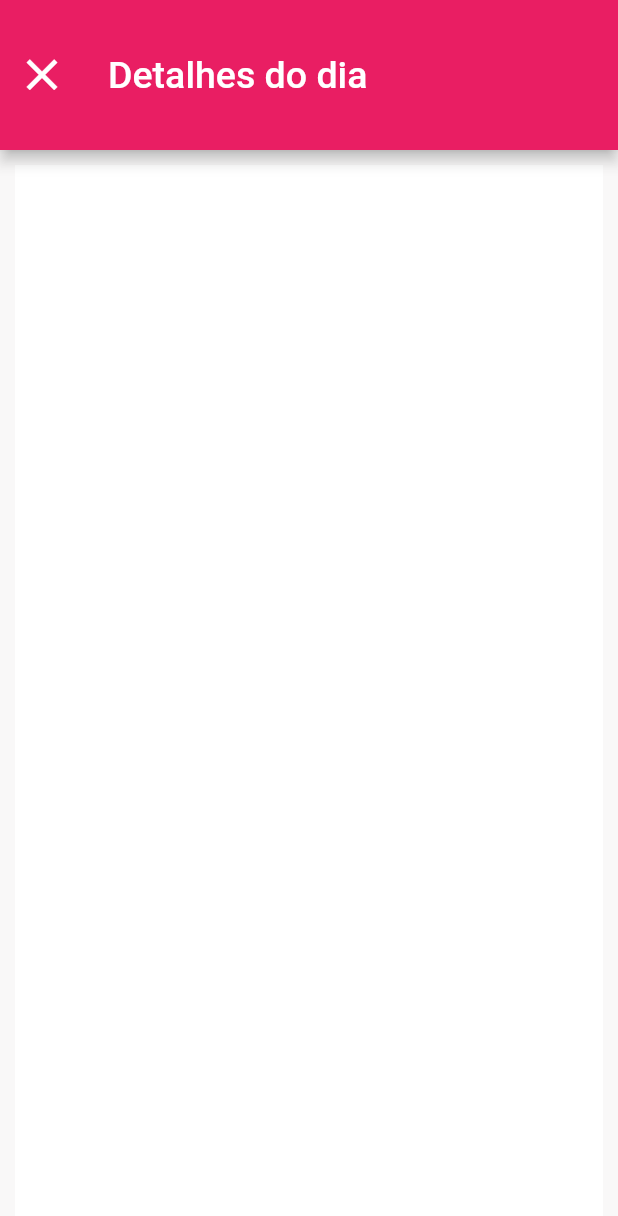
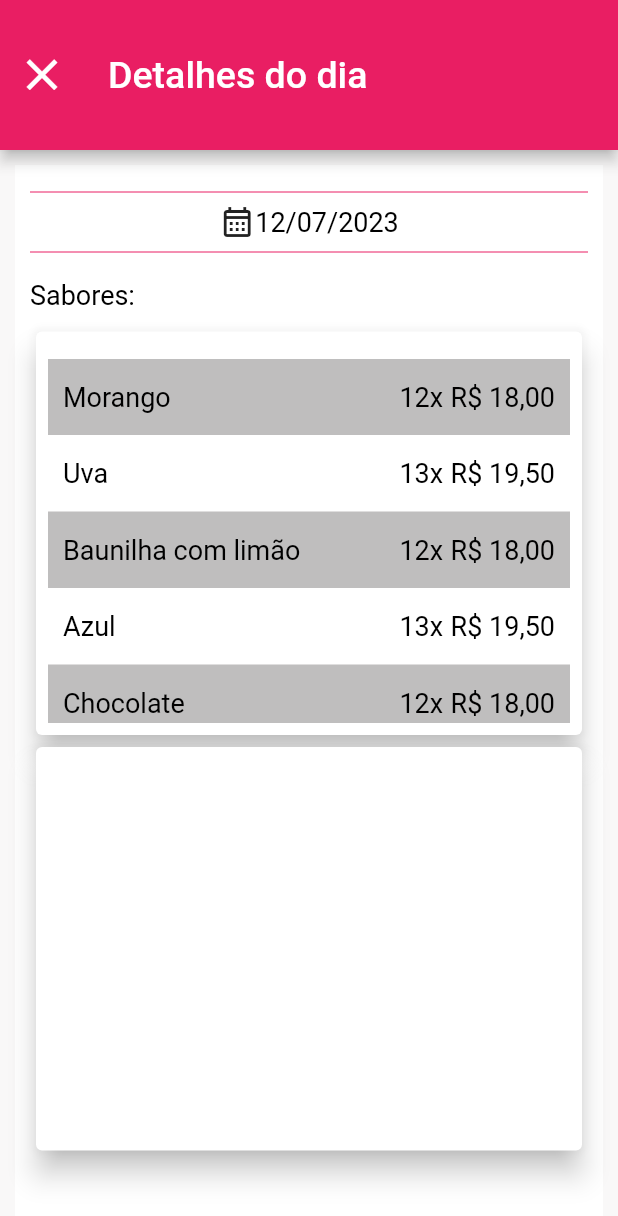
Before and after one commit to Jo-Analyst/app-good-taste, a Flutter app: the ProductionDetailsPage screen opened directly, on a phone screen of 412 x 824 dp. Shown: the top 1216 px of the screen. Run offline on Flutter 3.47's test engine with Material 2 defaults, Android fonts, the phone set to English and light mode, and no system bars; our stand-ins replace font_awesome_flutter, sqflite; accounts and stored records are empty.

Commit message:
datalhes da produção do dia p1

```diff
--- a/lib/app/page/production_details_list_page.dart
+++ b/lib/app/page/production_details_list_page.dart
@@ -23,7 +23,11 @@ class _ProductionDetailsListPage extends State<ProductionDetailsListPage> {
     {"date": "17/07/2023", "value-entry": 60, "value-leave": 30, "profit": 30},
     {"date": "12/07/2023", "value-entry": 30, "value-leave": 10, "profit": 20},
     {"date": "16/07/2023", "value-entry": 50, "value-leave": 25, "profit": 25},
-    {"date": "17/07/2023", "value-entry": 60, "value-leave": 30, "profit": 30},
+    {"date": "18/07/2023", "value-entry": 70, "value-leave": 30, "profit": 30},
+    {"date": "19/07/2023", "value-entry": 80, "value-leave": 30, "profit": 30},
+    {"date": "21/07/2023", "value-entry": 90, "value-leave": 30, "profit": 30},
+    {"date": "22/07/2023", "value-entry": 100, "value-leave": 30, "profit": 30},
+    {"date": "25/07/2023", "value-entry": 110, "value-leave": 30, "profit": 30},
   ];
 
   bool _sortAscending = true;
--- a/lib/app/page/production_details_page.dart
+++ b/lib/app/page/production_details_page.dart
@@ -1,10 +1,19 @@
 import 'package:flutter/material.dart';
+import 'package:intl/intl.dart';
 
 class ProductionDetailsPage extends StatelessWidget {
   const ProductionDetailsPage({super.key});
 
   @override
   Widget build(BuildContext context) {
+    final List<Map<String, dynamic>> production = [
+      {"id": 1, "flavor": "Morango", "quantity": 12, "price": 18},
+      {"id": 2, "flavor": "Uva", "quantity": 13, "price": 19.5},
+      {"id": 3, "flavor": "Baunilha com limão", "quantity": 12, "price": 18},
+      {"id": 4, "flavor": "Azul", "quantity": 13, "price": 19.5},
+      {"id": 4, "flavor": "Chocolate", "quantity": 12, "price": 18},
+      {"id": 4, "flavor": "Leite consensado", "quantity": 10, "price": 15},
+    ];
     return Scaffold(
       appBar: AppBar(
         title: const Text(
@@ -24,6 +33,96 @@ class ProductionDetailsPage extends StatelessWidget {
         color: Colors.white,
         margin: const EdgeInsets.all(10),
         padding: const EdgeInsets.all(10),
+        child: DefaultTextStyle(
+          style: const TextStyle(fontSize: 18, color: Colors.black),
+          child: Column(
+            children: [
+              Divider(
+                color: Colors.pink[500],
+              ),
+              const Row(
+                mainAxisAlignment: MainAxisAlignment.center,
+                children: [
+                  Icon(Icons.calendar_month_outlined),
+                  Text("12/07/2023"),
+                ],
+              ),
+              Divider(
+                color: Colors.pink[500],
+              ),
+              const SizedBox(height: 10),
+              const Align(
+                alignment: Alignment.topLeft,
+                child: Text("Sabores:"),
+              ),
+              const SizedBox(height: 10),
+              SizedBox(
+                height: MediaQuery.of(context).size.height / 2 - 135,
+                width: double.infinity,
+                child: Card(
+                  elevation: 8,
+                  child: DefaultTextStyle(
+                    style: const TextStyle(
+                      fontSize: 18,
+                      color: Colors.black,
+                    ),
+                    child: Padding(
+                      padding: const EdgeInsets.all(8.0),
+                      child: Column(
+                        children: [
+                          const SizedBox(height: 10),
+                          Flexible(
+                            child: ListView.builder(
+                              itemCount: production.length,
+                              itemBuilder: (context, index) {
+                                final rowColor = index % 2 > 0
+                                    ? Colors.white
+                                    : const Color.fromARGB(255, 191, 190, 190);
+                                return Container(
+                                  color: rowColor,
+                                  padding: const EdgeInsets.symmetric(
+                                      horizontal: 10, vertical: 15),
+                                  child: Row(
+                                    mainAxisAlignment:
+                                        MainAxisAlignment.spaceBetween,
+                                    children: [
+                                      Text(production[index]["flavor"]),
+                                      Row(
+                                        children: [
+                                          Text(
+                                              "${production[index]["quantity"]}x"),
+                                          const SizedBox(width: 5),
+                                          Text(
+                                            NumberFormat("R\$ #0.00", "PT-BR")
+                                                .format(
+                                              production[index]["price"],
+                                            ),
+                                          ),
+                                        ],
+                                      )
+                                    ],
+                                  ),
+                                );
+                              },
+                            ),
+                          ),
+                        ],
+                      ),
+                    ),
+                  ),
+                ),
+              ),
+              SizedBox(
+                height: MediaQuery.of(context).size.height / 2 - 135,
+                width: double.infinity,
+                child: const Card(
+                  elevation: 8,
+                  child: Text(""),
+                ),
+              ),
+            ],
+          ),
+        ),
       ),
     );
   }
```
